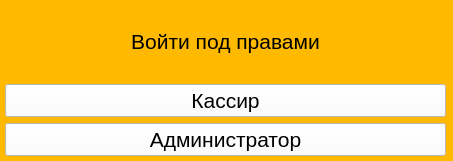
Before: the Qt Designer form form/form_login.ui in MR-Geri/cinema, drawn with Qt 5.
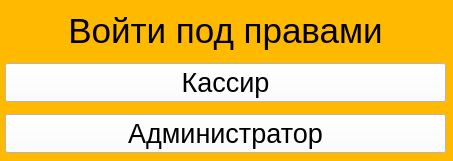
After: the same form once the commit is applied.

```diff
--- a/form/form_login.ui
+++ b/form/form_login.ui
@@ -39,7 +39,7 @@
      <x>0</x>
      <y>0</y>
      <width>451</width>
-     <height>161</height>
+     <height>167</height>
     </rect>
    </property>
    <layout class="QGridLayout" name="gridLayout">
@@ -57,10 +57,16 @@
     </property>
     <item row="0" column="0">
      <widget class="QLabel" name="label">
+      <property name="sizePolicy">
+       <sizepolicy hsizetype="Preferred" vsizetype="Maximum">
+        <horstretch>0</horstretch>
+        <verstretch>0</verstretch>
+       </sizepolicy>
+      </property>
       <property name="font">
        <font>
         <family>MS Shell Dlg 2</family>
-        <pointsize>16</pointsize>
+        <pointsize>26</pointsize>
        </font>
       </property>
       <property name="text">
@@ -73,9 +79,15 @@
     </item>
     <item row="1" column="0">
      <widget class="QPushButton" name="button_cashier">
+      <property name="sizePolicy">
+       <sizepolicy hsizetype="Preferred" vsizetype="Fixed">
+        <horstretch>0</horstretch>
+        <verstretch>0</verstretch>
+       </sizepolicy>
+      </property>
       <property name="font">
        <font>
-        <pointsize>16</pointsize>
+        <pointsize>20</pointsize>
        </font>
       </property>
       <property name="styleSheet">
@@ -90,7 +102,7 @@
      <widget class="QPushButton" name="button_admin">
       <property name="font">
        <font>
-        <pointsize>16</pointsize>
+        <pointsize>20</pointsize>
        </font>
       </property>
       <property name="styleSheet">
```
